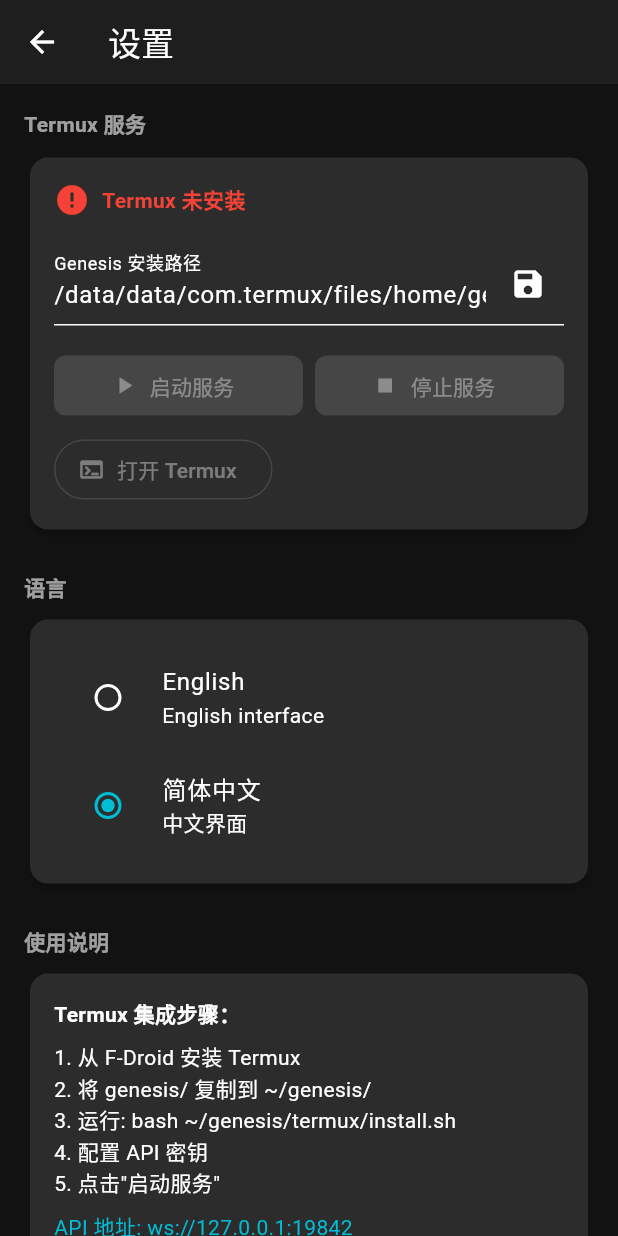
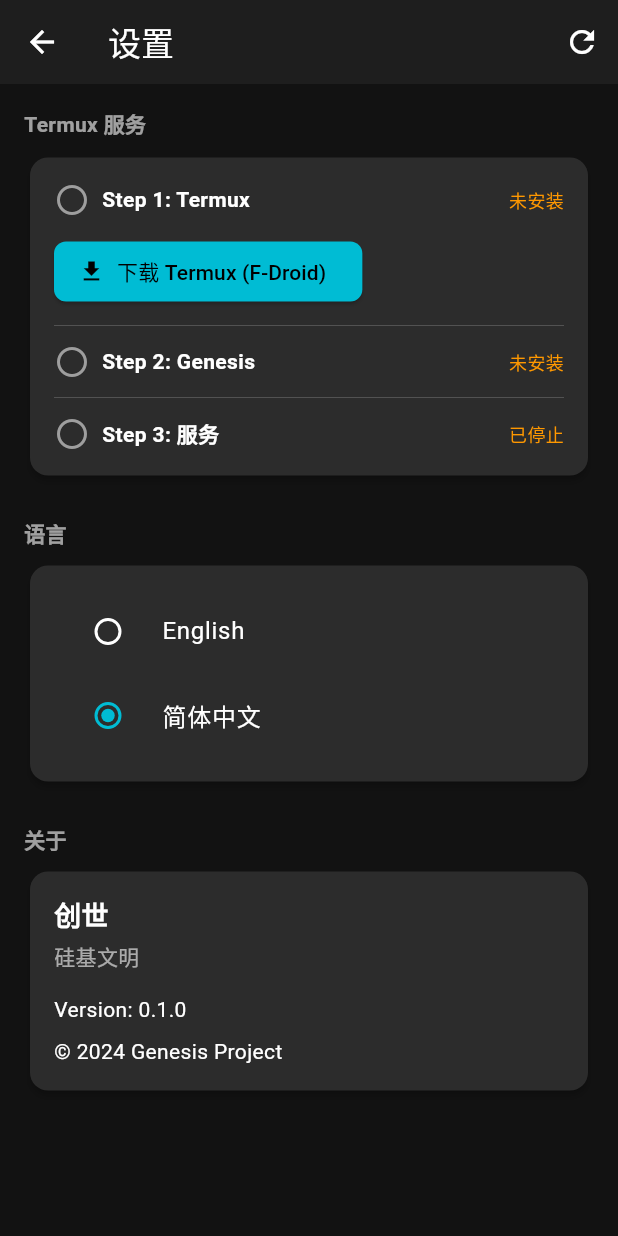
Before and after one commit to xnx3/VirtualWorld, a Flutter app: the SettingsScreen screen opened by its route, on a phone screen of 412 x 824 dp. Run offline on Flutter 3.47's test engine with Material 3 defaults, Android fonts, the phone set to English and light mode, and no system bars; our stand-ins replace shared_preferences; accounts and stored records are empty; network calls fail.

Commit message:
实现一键安装 Termux Genesis 服务
新增功能：
- GenesisInstaller.kt: Android 安装管理器，从 assets 复制文件到 Termux
- 更新 MainActivity.kt: 添加安装相关 MethodChannel 接口
- 更新 settings_screen.dart: 3步安装流程界面
  - Step 1: 检测/安装 Termux
  - Step 2: 一键安装 Genesis
  - Step 3: 启动/停止服务
- 更新 build.gradle: 添加 Gradle 任务复制 Genesis 文件到 assets

用户现在可以在设置界面一键完成整个安装流程。

Co-Authored-By: Claude Opus 4.6 <noreply@anthropic.com>

```diff
--- a/client/flutter/lib/screens/settings_screen.dart
+++ b/client/flutter/lib/screens/settings_screen.dart
@@ -7,7 +7,7 @@ import 'package:shared_preferences/shared_preferences.dart';
 import '../services/app_state.dart';
 import '../l10n/app_localizations.dart';
 
-/// 设置界面
+/// 设置界面 - Termux 集成
 class SettingsScreen extends StatefulWidget {
   const SettingsScreen({super.key});
 
@@ -16,28 +16,41 @@ class SettingsScreen extends StatefulWidget {
 }
 
 class _SettingsScreenState extends State<SettingsScreen> {
+  static const _channel = MethodChannel('com.virtualworld.genesis/termux');
+
   String _selectedLanguage = 'zh';
   bool _isLoading = true;
 
   // Termux 状态
-  bool _termuxAvailable = false;
-  bool _termuxRunning = false;
-  String _genesisPath = '/data/data/com.termux/files/home/genesis';
-  final _pathController = TextEditingController();
+  bool _termuxInstalled = false;
+  bool _genesisInstalled = false;
+  bool _genesisRunning = false;
 
-  // MethodChannel
-  static const _channel = const MethodChannel('com.virtualworld.genesis/termux');
+  // 安装状态
+  bool _isInstalling = false;
+  String _installStage = '';
+  int _installProgress = 0;
 
   @override
   void initState() {
     super.initState();
     _loadSettings();
+    _setupProgressListener();
   }
 
-  @override
-  void dispose() {
-    _pathController.dispose();
-    super.dispose();
+  void _setupProgressListener() {
+    _channel.setMethodCallHandler((call) async {
+      if (call.method == 'installProgress') {
+        final args = call.arguments as Map<dynamic, dynamic>;
+        if (mounted) {
+          setState(() {
+            _installStage = args['stage'] as String? ?? '';
+            _installProgress = args['progress'] as int? ?? 0;
+          });
+        }
+      }
+      return null;
+    });
   }
 
   Future<void> _loadSettings() async {
@@ -46,70 +59,30 @@ class _SettingsScreenState extends State<SettingsScreen> {
 
     setState(() {
       _selectedLanguage = prefs.getString('language') ?? 'zh';
-      _genesisPath = prefs.getString('termux_genesis_path') ?? _genesisPath;
-      _pathController.text = _genesisPath;
       _isLoading = false;
     });
 
     // 检查 Termux 状态
     if (Platform.isAndroid) {
-      await _checkTermuxStatus();
+      await _checkAllStatus();
     }
   }
 
-  Future<void> _checkTermuxStatus() async {
+  Future<void> _checkAllStatus() async {
     try {
-      final available = await _channel.invokeMethod('checkTermux') as bool;
+      final termuxOk = await _channel.invokeMethod('checkTermux') as bool;
+      final genesisOk = await _channel.invokeMethod('isGenesisInstalled') as bool;
       final running = await _channel.invokeMethod('checkServiceRunning') as bool;
 
       if (mounted) {
         setState(() {
-          _termuxAvailable = available;
-          _termuxRunning = running;
+          _termuxInstalled = termuxOk;
+          _genesisInstalled = genesisOk;
+          _genesisRunning = running;
         });
       }
     } catch (e) {
-      debugPrint('Failed to check Termux status: $e');
-    }
-  }
-
-  Future<void> _startService() async {
-    try {
-      final success = await _channel.invokeMethod('startGenesis') as bool;
-      if (success && mounted) {
-        setState(() => _termuxRunning = true);
-        ScaffoldMessenger.of(context).showSnackBar(
-          SnackBar(content: Text('Genesis 服务已启动')),
-        );
-      }
-    } catch (e) {
-      if (mounted) {
-        ScaffoldMessenger.of(context).showSnackBar(
-          SnackBar(content: Text('启动失败: $e')),
-        );
-      }
-    }
-  }
-
-  Future<void> _stopService() async {
-    try {
-      await _channel.invokeMethod('stopGenesis');
-      if (mounted) {
-        setState(() => _termuxRunning = false);
-        ScaffoldMessenger.of(context).showSnackBar(
-          SnackBar(content: Text('Genesis 服务已停止')),
-        );
-      }
-    } catch (e) {
-      debugPrint('Failed to stop service: $e');
-    }
-  }
-
-  Future<void> _openTermux() async {
-    try {
-      await _channel.invokeMethod('openTermux');
-    } catch (e) {
-      debugPrint('Failed to open Termux: $e');
+      debugPrint('Failed to check status: $e');
     }
   }
 
@@ -120,13 +93,99 @@ class _SettingsScreenState extends State<SettingsScreen> {
     context.read<AppState>().setLanguage(lang);
   }
 
-  Future<void> _saveGenesisPath() async {
-    final prefs = await SharedPreferences.getInstance();
-    await prefs.setString('termux_genesis_path', _pathController.text);
-    setState(() => _genesisPath = _pathController.text);
-    ScaffoldMessenger.of(context).showSnackBar(
-      SnackBar(content: Text('路径已保存')),
-    );
+  /// 打开 Termux 下载页面
+  Future<void> _openTermuxDownload() async {
+    try {
+      await _channel.invokeMethod('openTermuxStore');
+    } catch (e) {
+      debugPrint('Failed to open store: $e');
+    }
+  }
+
+  /// 一键安装 Genesis
+  Future<void> _installGenesis() async {
+    if (_isInstalling) return;
+
+    setState(() {
+      _isInstalling = true;
+      _installStage = '准备安装...';
+      _installProgress = 0;
+    });
+
+    try {
+      final result = await _channel.invokeMethod('installGenesis') as Map;
+
+      if (mounted) {
+        final success = result['success'] as bool;
+        final message = result['message'] as String;
+
+        setState(() {
+          _isInstalling = false;
+          if (success) {
+            _genesisInstalled = true;
+          }
+        });
+
+        ScaffoldMessenger.of(context).showSnackBar(
+          SnackBar(
+            content: Text(message),
+            backgroundColor: success ? Colors.green : Colors.red,
+          ),
+        );
+      }
+    } catch (e) {
+      if (mounted) {
+        setState(() => _isInstalling = false);
+        ScaffoldMessenger.of(context).showSnackBar(
+          SnackBar(content: Text('安装失败: $e'), backgroundColor: Colors.red),
+        );
+      }
+    }
+  }
+
+  /// 启动服务
+  Future<void> _startService() async {
+    try {
+      final success = await _channel.invokeMethod('startGenesis') as bool;
+      if (success && mounted) {
+        setState(() => _genesisRunning = true);
+        ScaffoldMessenger.of(context).showSnackBar(
+          SnackBar(content: Text('Genesis 服务已启动'), backgroundColor: Colors.green),
+        );
+        // 延迟检查确认
+        Future.delayed(Duration(seconds: 2), () => _checkAllStatus());
+      }
+    } catch (e) {
+      if (mounted) {
+        ScaffoldMessenger.of(context).showSnackBar(
+          SnackBar(content: Text('启动失败: $e'), backgroundColor: Colors.red),
+        );
+      }
+    }
+  }
+
+  /// 停止服务
+  Future<void> _stopService() async {
+    try {
+      await _channel.invokeMethod('stopGenesis');
+      if (mounted) {
+        setState(() => _genesisRunning = false);
+        ScaffoldMessenger.of(context).showSnackBar(
+          SnackBar(content: Text('Genesis 服务已停止')),
+        );
+      }
+    } catch (e) {
+      debugPrint('Failed to stop service: $e');
+    }
+  }
+
+  /// 打开 Termux 应用
+  Future<void> _openTermux() async {
+    try {
+      await _channel.invokeMethod('openTermux');
+    } catch (e) {
+      debugPrint('Failed to open Termux: $e');
+    }
   }
 
   @override
@@ -143,95 +202,32 @@ class _SettingsScreenState extends State<SettingsScreen> {
     return Scaffold(
       appBar: AppBar(
         title: Text(loc?.settings ?? 'Settings'),
+        actions: [
+          IconButton(
+            icon: const Icon(Icons.refresh),
+            onPressed: _checkAllStatus,
+            tooltip: '刷新状态',
+          ),
+        ],
       ),
       body: ListView(
         padding: const EdgeInsets.all(16),
         children: [
-          // Termux 服务状态
+          // === Termux 服务状态 ===
           if (Platform.isAndroid) ...[
             _buildSectionHeader('Termux 服务'),
             Card(
               child: Padding(
                 padding: const EdgeInsets.all(16),
-                child: Column(
-                  crossAxisAlignment: CrossAxisAlignment.start,
-                  children: [
-                    // 状态指示
-                    Row(
-                      children: [
-                        Icon(
-                          _termuxAvailable ? Icons.check_circle : Icons.error,
-                          color: _termuxAvailable ? Colors.green : Colors.red,
-                        ),
-                        const SizedBox(width: 8),
-                        Text(
-                          _termuxAvailable
-                            ? 'Termux 已安装'
-                            : 'Termux 未安装',
-                          style: TextStyle(
-                            fontWeight: FontWeight.bold,
-                            color: _termuxAvailable ? Colors.green : Colors.red,
-                          ),
-                        ),
-                      ],
-                    ),
-                    const SizedBox(height: 16),
-
-                    // Genesis 安装路径
-                    TextField(
-                      controller: _pathController,
-                      decoration: InputDecoration(
-                        labelText: 'Genesis 安装路径',
-                        hintText: '/data/data/com.termux/files/home/genesis',
-                        suffixIcon: IconButton(
-                          icon: const Icon(Icons.save),
-                          onPressed: _saveGenesisPath,
-                        ),
-                      ),
-                    ),
-                    const SizedBox(height: 16),
-
-                    // 服务控制按钮
-                    Row(
-                      children: [
-                        Expanded(
-                          child: ElevatedButton.icon(
-                            onPressed: _termuxAvailable && !_termuxRunning
-                              ? _startService
-                              : null,
-                            icon: const Icon(Icons.play_arrow),
-                            label: Text('启动服务'),
-                          ),
-                        ),
-                        const SizedBox(width: 8),
-                        Expanded(
-                          child: ElevatedButton.icon(
-                            onPressed: _termuxRunning
-                              ? _stopService
-                              : null,
-                            icon: const Icon(Icons.stop),
-                            label: Text('停止服务'),
-                            style: ElevatedButton.styleFrom(
-                              backgroundColor: Colors.red,
-                            ),
-                          ),
-                        ),
-                      ],
-                    ),
-                    const SizedBox(height: 8),
-                    OutlinedButton.icon(
-                      onPressed: _termuxAvailable ? _openTermux : null,
-                      icon: const Icon(Icons.terminal),
-                      label: Text('打开 Termux'),
-                    ),
-                  ],
-                ),
+                child: _isInstalling
+                    ? _buildInstallProgress()
+                    : _buildStatusPanel(),
               ),
             ),
             const SizedBox(height: 24),
           ],
 
-          // 语言设置
+          // === 语言设置 ===
           _buildSectionHeader(loc?.language ?? 'Language'),
           Card(
             child: Padding(
@@ -241,14 +237,12 @@ class _SettingsScreenState extends State<SettingsScreen> {
                 children: [
                   RadioListTile<String>(
                     title: const Text('English'),
-                    subtitle: const Text('English interface'),
                     value: 'en',
                     groupValue: _selectedLanguage,
                     onChanged: (value) => _updateLanguage(value!),
                   ),
                   RadioListTile<String>(
                     title: const Text('简体中文'),
-                    subtitle: const Text('中文界面'),
                     value: 'zh',
                     groupValue: _selectedLanguage,
                     onChanged: (value) => _updateLanguage(value!),
@@ -259,36 +253,7 @@ class _SettingsScreenState extends State<SettingsScreen> {
           ),
           const SizedBox(height: 24),
 
-          // 使用说明
-          _buildSectionHeader('使用说明'),
-          Card(
-            child: Padding(
-              padding: const EdgeInsets.all(16),
-              child: Column(
-                crossAxisAlignment: CrossAxisAlignment.start,
-                children: [
-                  const Text(
-                    'Termux 集成步骤：',
-                    style: TextStyle(fontWeight: FontWeight.bold),
-                  ),
-                  const SizedBox(height: 8),
-                  const Text('1. 从 F-Droid 安装 Termux'),
-                  const Text('2. 将 genesis/ 复制到 ~/genesis/'),
-                  const Text('3. 运行: bash ~/genesis/termux/install.sh'),
-                  const Text('4. 配置 API 密钥'),
-                  const Text('5. 点击"启动服务"'),
-                  const SizedBox(height: 8),
-                  const Text(
-                    'API 地址: ws://127.0.0.1:19842',
-                    style: TextStyle(color: Colors.cyan),
-                  ),
-                ],
-              ),
-            ),
-          ),
-          const SizedBox(height: 24),
-
-          // 关于
+          // === 关于 ===
           _buildSectionHeader(loc?.about ?? 'About'),
           Card(
             child: Padding(
@@ -318,6 +283,126 @@ class _SettingsScreenState extends State<SettingsScreen> {
     );
   }
 
+  /// 构建状态面板
+  Widget _buildStatusPanel() {
+    return Column(
+      crossAxisAlignment: CrossAxisAlignment.start,
+      children: [
+        // Step 1: Termux 安装状态
+        _buildStatusRow(
+          'Step 1: Termux',
+          _termuxInstalled,
+          _termuxInstalled ? '已安装' : '未安装',
+        ),
+        if (!_termuxInstalled) ...[
+          const SizedBox(height: 12),
+          ElevatedButton.icon(
+            onPressed: _openTermuxDownload,
+            icon: const Icon(Icons.download),
+            label: const Text('下载 Termux (F-Droid)'),
+          ),
+        ],
+
+        const Divider(height: 24),
+
+        // Step 2: Genesis 安装状态
+        _buildStatusRow(
+          'Step 2: Genesis',
+          _genesisInstalled,
+          _genesisInstalled ? '已安装' : '未安装',
+        ),
+        if (_termuxInstalled && !_genesisInstalled) ...[
+          const SizedBox(height: 12),
+          ElevatedButton.icon(
+            onPressed: _installGenesis,
+            icon: const Icon(Icons.install_mobile),
+            label: const Text('一键安装 Genesis'),
+          ),
+        ],
+
+        const Divider(height: 24),
+
+        // Step 3: 服务状态
+        _buildStatusRow(
+          'Step 3: 服务',
+          _genesisRunning,
+          _genesisRunning ? '运行中' : '已停止',
+        ),
+        if (_genesisInstalled) ...[
+          const SizedBox(height: 12),
+          Row(
+            children: [
+              Expanded(
+                child: ElevatedButton.icon(
+                  onPressed: !_genesisRunning ? _startService : null,
+                  icon: const Icon(Icons.play_arrow),
+                  label: const Text('启动服务'),
+                  style: ElevatedButton.styleFrom(backgroundColor: Colors.green),
+                ),
+              ),
+              const SizedBox(width: 8),
+              Expanded(
+                child: ElevatedButton.icon(
+                  onPressed: _genesisRunning ? _stopService : null,
+                  icon: const Icon(Icons.stop),
+                  label: const Text('停止服务'),
+                  style: ElevatedButton.styleFrom(backgroundColor: Colors.red),
+                ),
+              ),
+            ],
+          ),
+          const SizedBox(height: 8),
+          OutlinedButton.icon(
+            onPressed: _openTermux,
+            icon: const Icon(Icons.terminal),
+            label: const Text('打开 Termux'),
+          ),
+        ],
+      ],
+    );
+  }
+
+  /// 构建安装进度
+  Widget _buildInstallProgress() {
+    return Column(
+      mainAxisSize: MainAxisSize.min,
+      children: [
+        const CircularProgressIndicator(),
+        const SizedBox(height: 16),
+        Text(
+          _installStage,
+          style: const TextStyle(fontSize: 16, fontWeight: FontWeight.bold),
+        ),
+        const SizedBox(height: 8),
+        LinearProgressIndicator(value: _installProgress / 100),
+        const SizedBox(height: 8),
+        Text('$_installProgress%'),
+      ],
+    );
+  }
+
+  Widget _buildStatusRow(String label, bool isOk, String status) {
+    return Row(
+      children: [
+        Icon(
+          isOk ? Icons.check_circle : Icons.radio_button_unchecked,
+          color: isOk ? Colors.green : Colors.grey,
+        ),
+        const SizedBox(width: 8),
+        Expanded(
+          child: Text(label, style: const TextStyle(fontWeight: FontWeight.bold)),
+        ),
+        Text(
+          status,
+          style: TextStyle(
+            color: isOk ? Colors.green : Colors.orange,
+            fontSize: 12,
+          ),
+        ),
+      ],
+    );
+  }
+
   Widget _buildSectionHeader(String title) {
     return Padding(
       padding: const EdgeInsets.only(bottom: 8),
```
Also changed, not shown: 3 other files.
